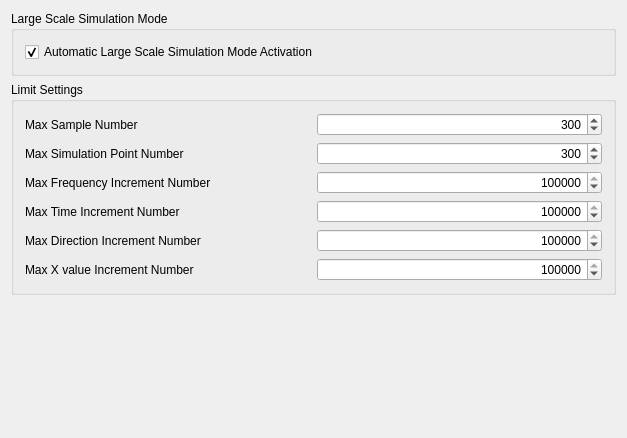
The window that src/Mod/SeismicLab/Gui/DlgSettingsSeismicLabLimit.ui (LabRPS/LabRPS) describes before a commit, drawn with Qt 5.
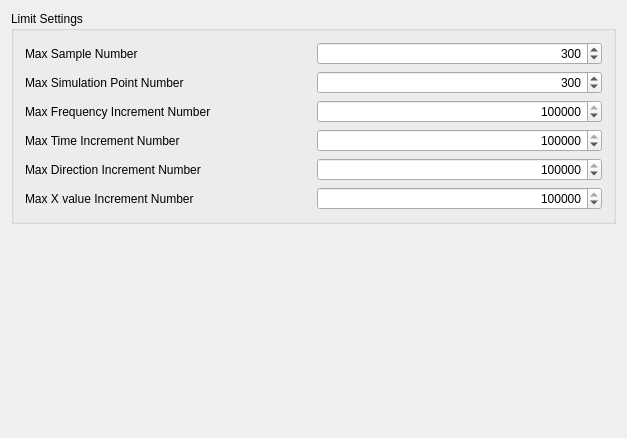
The same window after the commit. Custom widgets are drawn as their Qt base class.

Commit message: Large scale simulation mode removed for now. May be added back in the future

The edit to the form file:
```diff
--- a/src/Mod/SeismicLab/Gui/DlgSettingsSeismicLabLimit.ui
+++ b/src/Mod/SeismicLab/Gui/DlgSettingsSeismicLabLimit.ui
@@ -14,53 +14,6 @@
    <string>Limit</string>
   </property>
   <layout class="QVBoxLayout" name="verticalLayout_3">
-   <item>
-    <widget class="QGroupBox" name="gb_wl_param_binary">
-     <property name="sizePolicy">
-      <sizepolicy hsizetype="Preferred" vsizetype="Preferred">
-       <horstretch>0</horstretch>
-       <verstretch>0</verstretch>
-      </sizepolicy>
-     </property>
-     <property name="layoutDirection">
-      <enum>Qt::LayoutDirection::LeftToRight</enum>
-     </property>
-     <property name="title">
-      <string>Large Scale Simulation Mode</string>
-     </property>
-     <property name="alignment">
-      <set>Qt::AlignmentFlag::AlignLeading|Qt::AlignmentFlag::AlignLeft|Qt::AlignmentFlag::AlignTop</set>
-     </property>
-     <layout class="QVBoxLayout" name="verticalLayout">
-      <item>
-       <layout class="QGridLayout" name="gl_lm">
-        <item row="0" column="1">
-         <widget class="Gui::PrefCheckBox" name="cb_lm_AutoLargeScaleMode">
-          <property name="minimumSize">
-           <size>
-            <width>0</width>
-            <height>20</height>
-           </size>
-          </property>
-          <property name="text">
-           <string>Automatic Large Scale Simulation Mode Activation</string>
-          </property>
-          <property name="checked">
-           <bool>true</bool>
-          </property>
-          <property name="prefEntry" stdset="0">
-           <cstring>AutomaticLargeScaleModeActivation</cstring>
-          </property>
-          <property name="prefPath" stdset="0">
-           <cstring>Mod/SeismicLab/General</cstring>
-          </property>
-         </widget>
-        </item>
-       </layout>
-      </item>
-     </layout>
-    </widget>
-   </item>
    <item>
     <widget class="QGroupBox" name="gb_wl_LimitSettings">
      <property name="sizePolicy">
@@ -331,11 +284,6 @@
  </widget>
  <layoutdefault spacing="6" margin="11"/>
  <customwidgets>
-  <customwidget>
-   <class>Gui::PrefCheckBox</class>
-   <extends>QCheckBox</extends>
-   <header>Gui/PrefWidgets.h</header>
-  </customwidget>
   <customwidget>
    <class>Gui::PrefSpinBox</class>
    <extends>QSpinBox</extends>
```
The commit also changes 102 other files.
